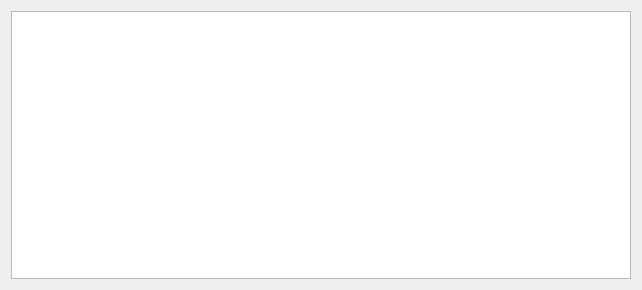
anas16D/Flappy-Bird, file widget.ui: the form before one commit.
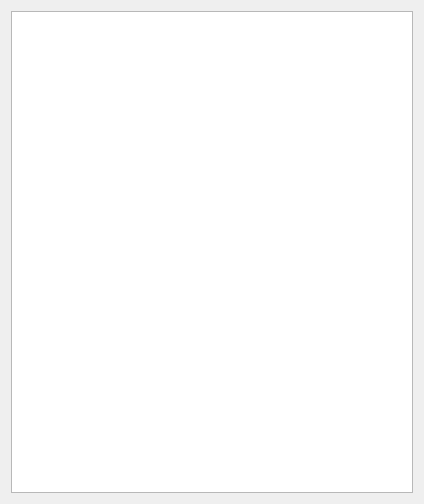
The form after the commit.

Diff of the .ui file:
```diff
--- a/widget.ui
+++ b/widget.ui
@@ -6,8 +6,8 @@
    <rect>
     <x>0</x>
     <y>0</y>
-    <width>642</width>
-    <height>290</height>
+    <width>424</width>
+    <height>504</height>
    </rect>
   </property>
   <property name="windowTitle">
```
